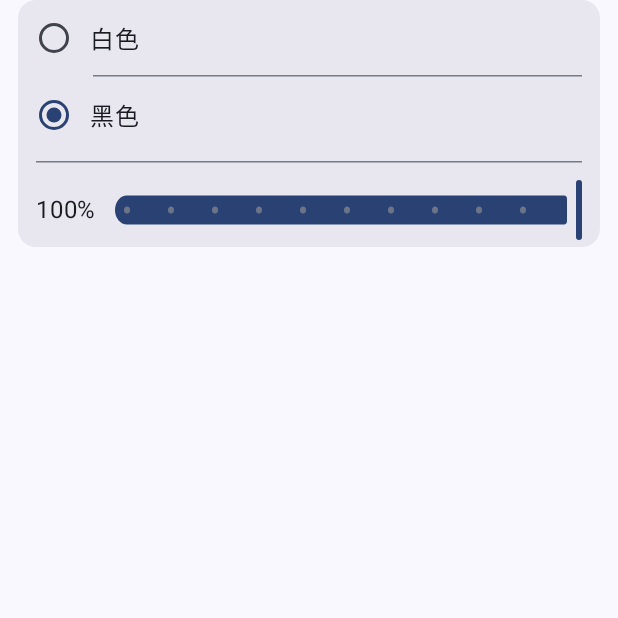
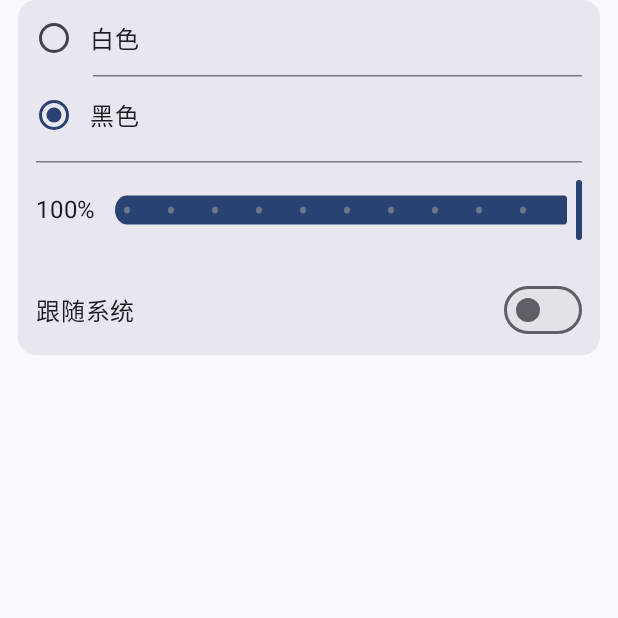
Before and after one commit to fansangg/EventsCountdown, an Android app built with Jetpack Compose: the composable AttributeSetting shown on its own in the app's theme, after a tap on "黑色", on a phone screen of 412 x 824 dp, the top half of it. Run offline under Robolectric (Android 15) with nearby library versions, the phone set to English and light mode, and no system bars; our stand-ins replace Dagger/Hilt's generated code, Room's generated code; libraries missing offline, so code that uses them is left out: androidx.glance, androidx.glance.appwidget.

Commit message:
配置小组件，颜色跟随系统（目前还没找到颜色切换后刷新的办法）

```diff
--- a/app/src/main/java/fan/san/eventscountdown/common/Ext.kt
+++ b/app/src/main/java/fan/san/eventscountdown/common/Ext.kt
@@ -60,7 +60,7 @@ inline val Long.getWeekDay:String get(){
     return weekDay[calendar.get(Calendar.DAY_OF_WEEK) - 1]
 }
 
-inline val Long.toLunr:String
+inline val Long.toLunar:String
     get(){
         val calendar = Calendar.getInstance()
         calendar.timeInMillis = this
@@ -78,3 +78,13 @@ inline val Color.dynamicTextColor: Color
             (0.2126 * this.red + 0.7152 * this.green + 0.0722 * this.blue) * this.alpha
         return if (luminance > 0.4) Color.Black else Color.White
     }
+
+inline val defaultLightColor:Color
+    get() {
+        return Color(253, 253, 253)
+    }
+
+inline val defaultNightColor:Color
+    get() {
+        return Color(37, 37, 39)
+    }
--- a/app/src/main/java/fan/san/eventscountdown/page/HomePage.kt
+++ b/app/src/main/java/fan/san/eventscountdown/page/HomePage.kt
@@ -66,7 +66,7 @@ import fan.san.eventscountdown.common.SpacerH
 import fan.san.eventscountdown.common.SpacerW
 import fan.san.eventscountdown.common.formatMd
 import fan.san.eventscountdown.common.getWeekDay
-import fan.san.eventscountdown.common.toLunr
+import fan.san.eventscountdown.common.toLunar
 import fan.san.eventscountdown.common.todayZeroTime
 import fan.san.eventscountdown.db.Events
 import fan.san.eventscountdown.entity.CalendarAccountBean
@@ -391,7 +391,7 @@ private fun EventItem(events: Events) {
                     )
                 }
                 2.SpacerH()
-                Text(text = "农历 ${events.startDateTime.toLunr}", fontSize = 15.sp)
+                Text(text = "农历 ${events.startDateTime.toLunar}", fontSize = 15.sp)
 
             }
 
--- a/app/src/main/java/fan/san/eventscountdown/page/WidgetSettingsPage.kt
+++ b/app/src/main/java/fan/san/eventscountdown/page/WidgetSettingsPage.kt
@@ -6,6 +6,7 @@ import android.util.Log
 import androidx.activity.compose.BackHandler
 import androidx.compose.foundation.background
 import androidx.compose.foundation.clickable
+import androidx.compose.foundation.isSystemInDarkTheme
 import androidx.compose.foundation.layout.Arrangement
 import androidx.compose.foundation.layout.Box
 import androidx.compose.foundation.layout.Column
@@ -24,12 +25,14 @@ import androidx.compose.material3.MaterialTheme
 import androidx.compose.material3.RadioButton
 import androidx.compose.material3.Slider
 import androidx.compose.material3.SliderDefaults
+import androidx.compose.material3.Switch
 import androidx.compose.material3.Text
 import androidx.compose.runtime.Composable
 import androidx.compose.runtime.LaunchedEffect
 import androidx.compose.runtime.rememberCoroutineScope
 import androidx.compose.ui.Alignment
 import androidx.compose.ui.Modifier
+import androidx.compose.ui.draw.alpha
 import androidx.compose.ui.draw.scale
 import androidx.compose.ui.platform.LocalConfiguration
 import androidx.compose.ui.platform.LocalContext
@@ -149,6 +152,10 @@ fun WidgetSettingsPage(glanceId: Int) {
 @OptIn(ExperimentalMaterial3Api::class)
 @Composable
 private fun AttributeSetting(viewModel: SettingsViewModel) {
+    val isDark = isSystemInDarkTheme()
+    LaunchedEffect(key1 = isDark) {
+        viewModel.changeColor(isDark)
+    }
     Column(
         modifier = Modifier
             .fillMaxWidth()
@@ -168,19 +175,21 @@ private fun AttributeSetting(viewModel: SettingsViewModel) {
                         text == viewModel.selectedOption,
                         onClick = {
                             viewModel.selectedOption = text
-                            viewModel.changeColor()
+                            viewModel.changeColor(isDark)
                         },
-                        role = Role.RadioButton
+                        role = Role.RadioButton,
+                        enabled = viewModel.followSystem.not()
                     ), verticalAlignment = Alignment.CenterVertically
             ) {
                 RadioButton(
                     selected = text == viewModel.selectedOption,
-                    onClick = null
+                    onClick = null,
+                    enabled = viewModel.followSystem.not()
                 )
 
                 SpacerW(12.dp)
 
-                Text(text = text, fontSize = 16.sp)
+                Text(text = text, fontSize = 16.sp, modifier = Modifier.alpha(if (viewModel.followSystem) .6f else 1f))
             }
 
             if (index != viewModel.radioOptions.size - 1) {
@@ -211,13 +220,31 @@ private fun AttributeSetting(viewModel: SettingsViewModel) {
             Slider(
                 value = viewModel.currentAlpha, onValueChange = { alpha ->
                     viewModel.currentAlpha = alpha
-                    viewModel.changeColor()
+                    viewModel.changeColor(isDark)
                 }, steps = 9, valueRange = 0f..1f, modifier = Modifier
                     .weight(1f)
                     .height(40.dp), track = {
                         SliderDefaults.Track(sliderState = it, modifier = Modifier.scale(scaleX = 1f, scaleY = 1.2f))
                 }
             )
+        }
+
+        SpacerH(height = 12.dp)
+
+        Row(modifier = Modifier
+            .fillMaxWidth()
+            .padding(horizontal = 12.dp, vertical = 6.dp)
+            .background(
+                MaterialTheme.colorScheme.surfaceContainerHigh,
+                shape = RoundedCornerShape(12.dp)
+            ), horizontalArrangement = Arrangement.SpaceBetween, verticalAlignment = Alignment.CenterVertically){
+
+            Text(text = "跟随系统", fontSize = 16.sp)
+
+            Switch(checked = viewModel.followSystem, onCheckedChange = {
+                viewModel.followSystem = it
+                viewModel.changeColor(isDark)
+            })
         }
     }
 }
--- a/app/src/main/java/fan/san/eventscountdown/viewmodel/SettingsViewModel.kt
+++ b/app/src/main/java/fan/san/eventscountdown/viewmodel/SettingsViewModel.kt
@@ -10,6 +10,8 @@ import androidx.lifecycle.ViewModel
 import androidx.lifecycle.viewModelScope
 import dagger.hilt.android.lifecycle.HiltViewModel
 import dagger.hilt.android.qualifiers.ApplicationContext
+import fan.san.eventscountdown.common.defaultLightColor
+import fan.san.eventscountdown.common.defaultNightColor
 import fan.san.eventscountdown.db.Events
 import fan.san.eventscountdown.db.WidgetInfos
 import fan.san.eventscountdown.repository.CountdownRepository
@@ -57,6 +59,7 @@ class SettingsViewModel @Inject constructor(
     var currentColor by mutableStateOf(Color(253, 253, 253))
     var currentAlpha by mutableFloatStateOf(1f)
     var selectedOption by mutableStateOf(radioOptions[0])
+    var followSystem by mutableStateOf(false)
 
     fun getWidgetInfos(id: Int) {
         viewModelScope.launch(Dispatchers.IO) {
@@ -65,20 +68,26 @@ class SettingsViewModel @Inject constructor(
                 currentColor = ret.first().color
                 currentAlpha = currentColor.alpha
                 selectedOption = ret.first().colorOption
+                followSystem = ret.first().followSystem
             }
         }
     }
 
-    fun changeColor() {
-        currentColor = if (selectedOption == "白色") {
-            Color(253, 253, 253, alpha = (currentAlpha * 255).roundToInt())
-        } else Color(37, 37, 39, alpha = (currentAlpha * 255).roundToInt())
+    fun changeColor(isDark: Boolean) {
+        currentColor = if (followSystem){
+            if (isDark.not()) {
+                defaultLightColor.copy(alpha = currentAlpha)
+            } else defaultNightColor.copy(alpha = currentAlpha)
+        }else{
+            if (selectedOption == "白色") {
+                defaultLightColor.copy(alpha = currentAlpha)
+            } else defaultNightColor.copy(alpha = currentAlpha)
+        }
     }
-
 
     fun updateWidgetInfos(glaceId: Int) {
 
-        val widgetInfos = WidgetInfos(glaceId, color = currentColor, selectedOption)
+        val widgetInfos = WidgetInfos(glaceId, color = currentColor, selectedOption, followSystem = followSystem)
         viewModelScope.launch(Dispatchers.IO) {
             widgetsInfoRepository.insert(widgetInfos)
             widgetsInfoRepository.updateWidgetInfosState(widgetInfos, nextEvents)
--- a/app/src/main/java/fan/san/eventscountdown/widget/EventsCountdownWidget.kt
+++ b/app/src/main/java/fan/san/eventscountdown/widget/EventsCountdownWidget.kt
@@ -26,6 +26,7 @@ import androidx.glance.text.Text
 import androidx.glance.text.TextStyle
 import androidx.glance.unit.ColorProvider
 import dagger.hilt.android.EntryPointAccessors
+import fan.san.eventscountdown.common.defaultLightColor
 import fan.san.eventscountdown.common.dynamicTextColor
 import fan.san.eventscountdown.common.formatMd
 import fan.san.eventscountdown.common.getWeekDay
@@ -46,7 +47,7 @@ class EventsCountdownWidget : GlanceAppWidget() {
         provideContent {
             val prefs = currentState<Preferences>()
             val backgroundColorArgb =
-                prefs[CountdownWidgetStateKeys.backgroundColor] ?: Color.Black.toArgb()
+                prefs[CountdownWidgetStateKeys.backgroundColor] ?: defaultLightColor.toArgb()
             val backgroundColor = Color(backgroundColorArgb)
             val defaultTextStyle =
                 TextStyle(color = ColorProvider(backgroundColor.dynamicTextColor))
```
Also changed, not shown: app/src/main/java/fan/san/eventscountdown/widget/EventsCountdownWidgetReceiver.kt (+8 -4 lines), app/src/main/java/fan/san/eventscountdown/widget/UpdateCountdownWidgetWorker.kt (+9 -10 lines).
